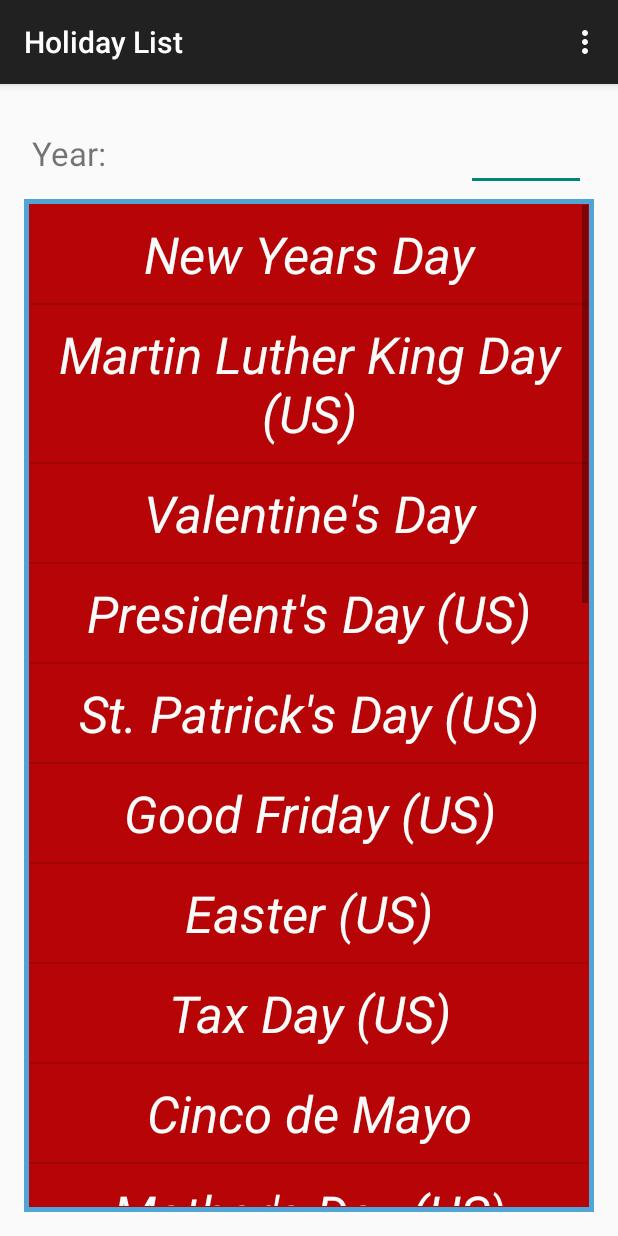
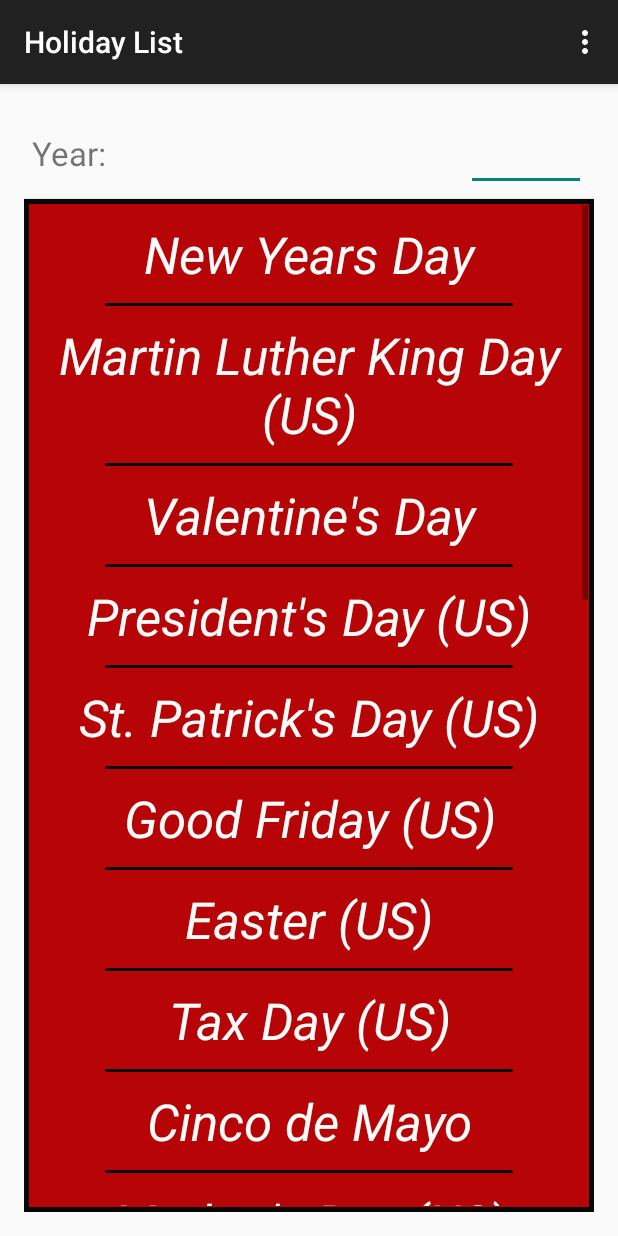
Before and after one commit to msavastano/HowLongTil, an Android app: the HolidayList screen opened directly, with no data from a screen before it, on a phone screen of 412 x 824 dp. Run offline under Robolectric (Android 15) with nearby library versions, the phone set to English and light mode, and no system bars; libraries missing offline, so code that uses them is left out: com.ibm.icu.

Commit message:
fixed menu issue, changed UI list divider lines, changed borders

```diff
--- a/app/src/main/java/com/mikesavastano/howlongtil/HolidayList.java
+++ b/app/src/main/java/com/mikesavastano/howlongtil/HolidayList.java
@@ -102,7 +102,6 @@ public class HolidayList extends ActionBarActivity {
                 i = new Intent(this, SavedEvents.class);
                 startActivity(i);
                 return true;
-
             default:
                 return super.onOptionsItemSelected(item);
         }
--- /dev/null
+++ b/app/src/main/res/drawable/list_divider.xml
@@ -0,0 +1,11 @@
+<?xml version="1.0" encoding="UTF-8"?>
+<inset xmlns:android="http://schemas.android.com/apk/res/android"
+    android:insetLeft="50dp"
+    android:insetRight="50dp" >
+
+    <shape>
+        <solid android:color="#ff080607" />
+        <corners android:radius="2.0dip" />
+    </shape>
+
+</inset>
--- a/app/src/main/res/drawable/textlines.xml
+++ b/app/src/main/res/drawable/textlines.xml
@@ -1,5 +1,5 @@
 <shape xmlns:android="http://schemas.android.com/apk/res/android" android:shape="rectangle" >
     <solid android:color="#ffb70406" />
     <stroke android:width="3dip"
-        android:color="#4fa5d5"/>
+        android:color="#ff080607"/>
 </shape>
--- a/app/src/main/res/layout/activity_holiday_list.xml
+++ b/app/src/main/res/layout/activity_holiday_list.xml
@@ -36,9 +36,6 @@
             android:digits="0123456789"
             android:gravity="center" />
 
-        <!--android:onClick="saveEvent" -->
-
-
     </LinearLayout>
 
 
@@ -49,5 +46,10 @@
         android:id="@+id/listHolidayEvents"
         android:padding="4dp"
         android:background="@drawable/textlines"
-        android:layout_below="@+id/year_lin_layout" />
+        android:layout_below="@+id/year_lin_layout"
+        android:elevation="2dp"
+        android:dividerHeight="2dp"
+        android:divider="@drawable/list_divider"
+        android:duplicateParentState="true"
+        android:fadeScrollbars="false" />
 </RelativeLayout>
--- a/app/src/main/res/values/strings.xml
+++ b/app/src/main/res/values/strings.xml
@@ -11,7 +11,7 @@
     <string name="save_text">Save</string>
     <string name="share_text">Share</string>
     <string name="saved_events_text">Saved Events</string>
-    <string name="title_activity_saved_events">SavedEvents</string>
+    <string name="title_activity_saved_events">Saved Events</string>
     <string name="name_text">Name:</string>
     <string name="thats_today_text">That is Today!</string>
     <string name="thats_before_today_text">That\'s already happened!</string>
```
Also changed, not shown: app/src/main/java/com/mikesavastano/howlongtil/HolidayCalendar.java (+17 -21 lines), app/src/main/java/com/mikesavastano/howlongtil/SavedEvents.java (+5 -4 lines), app/src/main/res/layout/activity_saved_events.xml (+3 -11 lines), app/src/main/res/layout/activity_how_long_detail.xml (line endings or trailing spaces).
